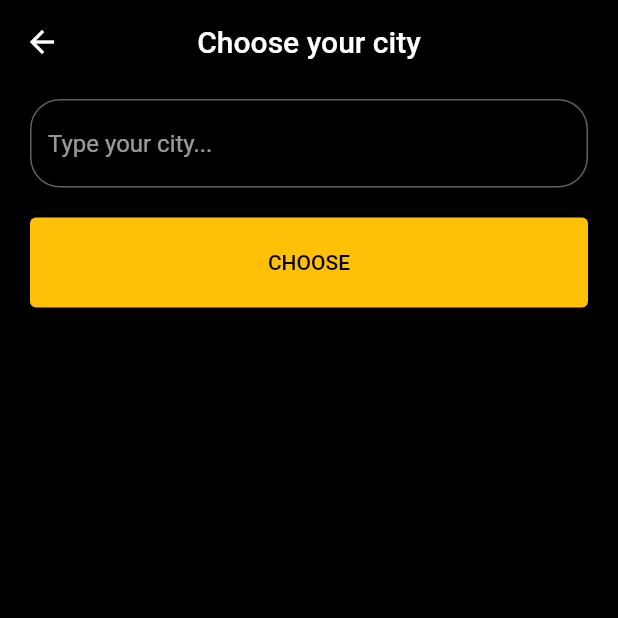
After one commit to ModSallam/flutter_weather_app, a Flutter app: the SearchScreen screen opened by its route, after a tap on "CHOOSE", on a phone screen of 412 x 824 dp, the top half of it. The commit adds this screen. Run offline on Flutter 3.47's test engine with Material 2 defaults, Android fonts, the phone set to English and light mode, and no system bars; our stand-ins replace flutter_svg; network calls fail; Roboto replaces fonts that are missing (futura).

Commit message:
search function

```diff
--- /dev/null
+++ b/lib/logic/logic.dart
@@ -0,0 +1,2 @@
+export 'blocs/blocs.dart';
+export 'cubits/cubits.dart';
--- a/lib/presentation/router/app_router.dart
+++ b/lib/presentation/router/app_router.dart
@@ -9,6 +9,10 @@ class AppRouter {
         return MaterialPageRoute(
           builder: (context) => const HomeScreen(),
         );
+        case '/search':
+        return MaterialPageRoute(
+          builder: (context) => const SearchScreen(),
+        );
       default:
         return MaterialPageRoute(
           builder: (context) => const ErrorScreen(),
--- a/lib/presentation/screens/home/home_screen.dart
+++ b/lib/presentation/screens/home/home_screen.dart
@@ -71,7 +71,7 @@ class _HomeScreenState extends State<HomeScreen> {
                       children: [
                         CustomIconButton(
                           child: const Icon(Icons.search, size: 30),
-                          onTap: () {},
+                          onTap: () => Navigator.pushNamed(context, '/search'),
                         ),
                         CustomIconButton(
                           onTap: _onRefresh,
--- a/lib/presentation/screens/screens.dart
+++ b/lib/presentation/screens/screens.dart
@@ -1,2 +1,3 @@
 export 'home/home_screen.dart';
 export 'error/error_screen.dart';
+export 'search/search_screen.dart';
--- /dev/null
+++ b/lib/presentation/screens/search/search_screen.dart
@@ -0,0 +1,52 @@
+import 'package:flutter/material.dart';
+import 'package:weather_app/data/data.dart';
+
+class SearchScreen extends StatelessWidget {
+  const SearchScreen({Key? key}) : super(key: key);
+
+  @override
+  Widget build(BuildContext context) {
+    TextEditingController controller = TextEditingController();
+
+    Future<void> _getWeatherData(String city) async {
+      WeatherService service = WeatherService();
+      WeatherResponse response = await service.getWeather(city);
+      debugPrint(response.tempInfo.temperature.toString());
+    }
+
+    return Scaffold(
+      appBar: AppBar(
+        centerTitle: true,
+        title: const Text('Choose your city'),
+        elevation: 0.0,
+        backgroundColor: Colors.transparent,
+      ),
+      body: Padding(
+        padding: const EdgeInsets.symmetric(horizontal: 20.0, vertical: 10.0),
+        child: Column(
+          children: [
+            TextField(
+              autocorrect: false,
+              controller: controller,
+              decoration: InputDecoration(
+                hintText: 'Type your city...',
+                border: OutlineInputBorder(
+                  borderRadius: BorderRadius.circular(20),
+                ),
+              ),
+            ),
+            const SizedBox(height: 20),
+            SizedBox(
+              height: 60,
+              width: double.infinity,
+              child: ElevatedButton(
+                onPressed: () => _getWeatherData(controller.text),
+                child: const Text('CHOOSE'),
+              ),
+            ),
+          ],
+        ),
+      ),
+    );
+  }
+}
--- a/pubspec.yaml
+++ b/pubspec.yaml
@@ -10,8 +10,10 @@ environment:
 
 dependencies:
   cupertino_icons: ^1.0.2
+  equatable: ^2.0.3
   flutter:
     sdk: flutter
+  flutter_bloc: ^8.0.1
   flutter_svg: ^1.1.1
   http: ^0.13.4
   intl: ^0.17.0
```
Also changed, not shown: lib/logic/blocs/blocs.dart (added), lib/logic/cubits/cubits.dart (added), pubspec.lock.
